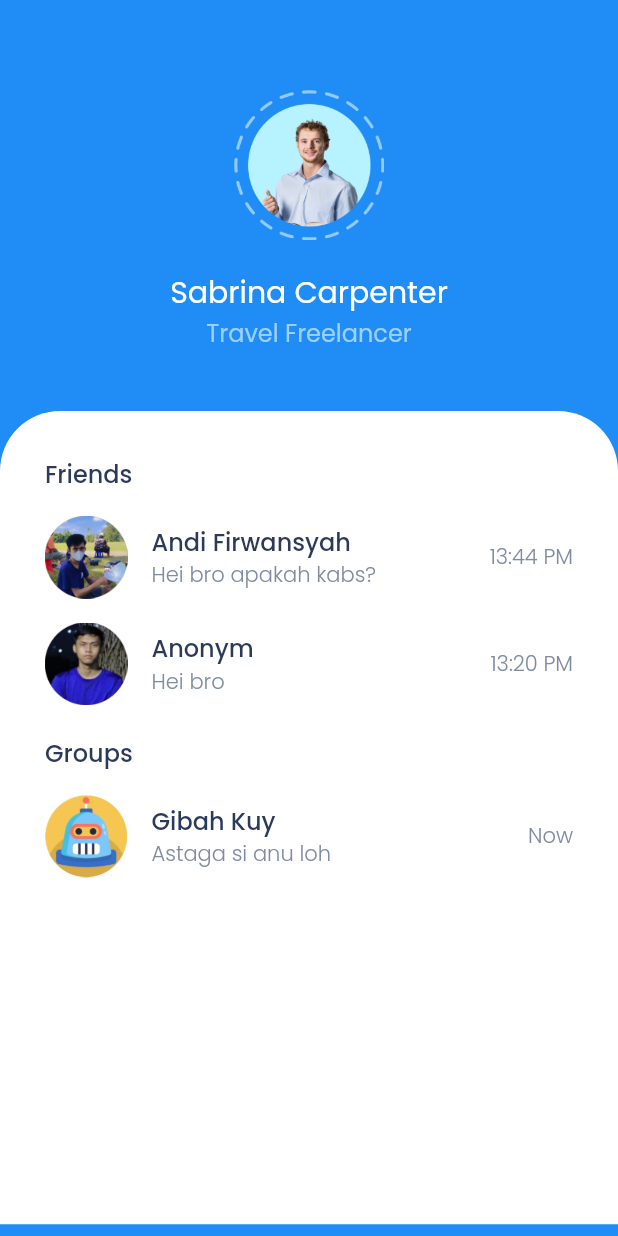
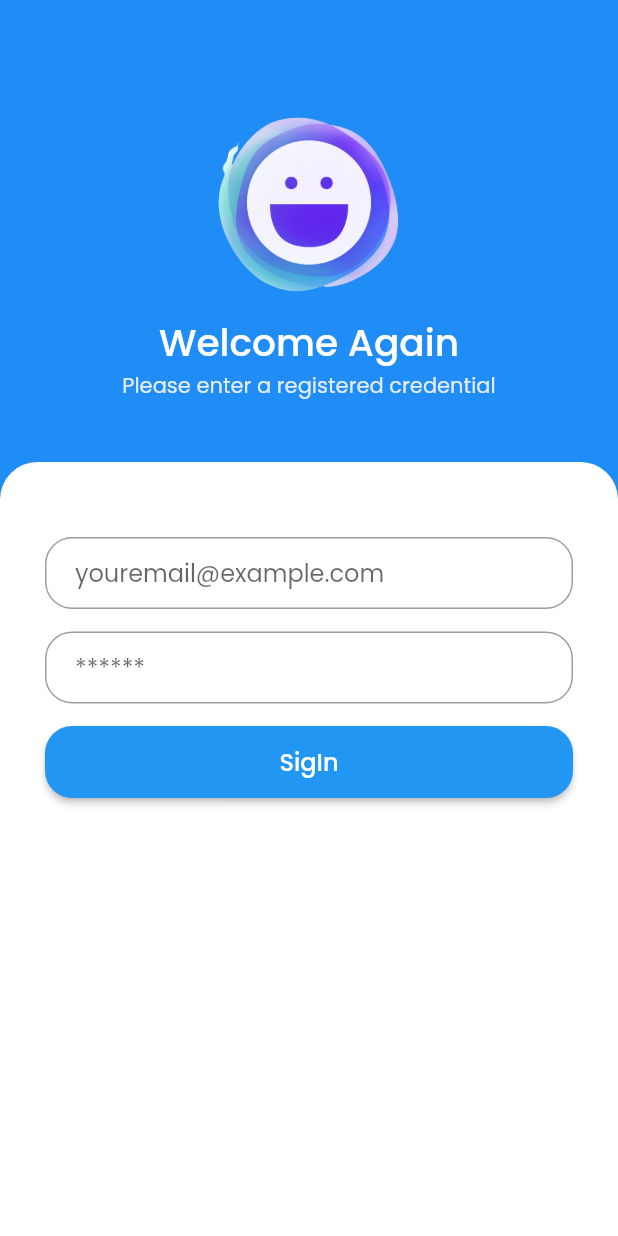
Before and after one commit to AndiWawanK/chatlist, a Flutter app: the screen it shows after launch, on a phone screen of 412 x 824 dp. Run offline on Flutter 3.47's test engine with Material 2 defaults, Android fonts, the light colour scheme and no system bars.

Commit message:
add login page

```diff
--- a/lib/main.dart
+++ b/lib/main.dart
@@ -1,5 +1,7 @@
 import 'package:flutter/material.dart';
 import 'pages/home_page.dart';
+import 'pages/login_page.dart';
+
 void main() {
   runApp(const MyApp());
 }
@@ -15,7 +17,7 @@ class MyApp extends StatelessWidget {
       theme: ThemeData(
         fontFamily: 'Poppins'
       ),
-      home: HomePage()
+      home: LoginPage()
     );
   }
 }
--- a/lib/pages/home_page.dart
+++ b/lib/pages/home_page.dart
@@ -12,10 +12,10 @@ class HomePage extends StatelessWidget {
         body: Center(
           child: Column(
             children: [
-              SizedBox(height: 60),
+              const SizedBox(height: 60),
               Image.asset('assets/images/profile_pic.png',
                   height: 100, width: 100),
-              SizedBox(height: 20),
+              const SizedBox(height: 20),
               Text('Sabrina Carpenter',
                   style: TextStyle(fontSize: 20, color: whiteColor)),
               Text('Travel Freelancer',
@@ -23,15 +23,15 @@ class HomePage extends StatelessWidget {
                     color: lightBlueColor,
                     fontSize: 16,
                   )),
-              SizedBox(height: 40),
+              const SizedBox(height: 40),
               Container(
                 width: double.infinity,
-                height: MediaQuery.of(context).size.height * 0.658,
-                padding: EdgeInsets.all(30),
+                height: MediaQuery.of(context).size.height * 0.675,
+                padding: const EdgeInsets.all(30),
                 decoration: BoxDecoration(
                     color: whiteColor,
                     borderRadius:
-                        BorderRadius.vertical(top: Radius.circular(40))),
+                        const BorderRadius.vertical(top: Radius.circular(40))),
                 child: Column(
                   crossAxisAlignment: CrossAxisAlignment.start,
                   children: [
@@ -48,7 +48,7 @@ class HomePage extends StatelessWidget {
                       lastMessage: 'Hei bro',
                       timestamp: '13:20 PM'
                     ),
-                    SizedBox(height: 20,),
+                    const SizedBox(height: 20,),
                     Text('Groups', style: titleTextStyle),
                     ChatTile(
                       avatar: 'assets/images/avatar1.png',
--- /dev/null
+++ b/lib/pages/login_page.dart
@@ -0,0 +1,86 @@
+import 'package:chatty/pages/home_page.dart';
+import 'package:chatty/theme.dart';
+import 'package:flutter/material.dart';
+
+class LoginPage extends StatelessWidget {
+  const LoginPage({Key? key}) : super(key: key);
+
+  @override
+  Widget build(BuildContext context) {
+    return Scaffold(
+        backgroundColor: blueColor,
+        body: Center(
+          child: Column(
+            children: [
+              const SizedBox(height: 60),
+              Image.asset(
+                'assets/images/logo.png',
+                width: 150,
+                height: 150,
+              ),
+              Text('Welcome Again', style: loginTitleStyle),
+              Text('Please enter a registered credential',
+                  style: loginSubTitleStyle),
+              const SizedBox(
+                height: 40,
+              ),
+              Expanded(
+                child: Container(
+                  width: double.infinity,
+                  decoration: BoxDecoration(
+                      color: whiteColor,
+                      borderRadius:
+                          const BorderRadius.vertical(top: Radius.circular(25))),
+                  padding: const EdgeInsets.symmetric(horizontal: 30, vertical: 50),
+                  child: Column(
+                    children: [
+                      TextFormField(
+                        style: const TextStyle(fontSize: 16),
+                        decoration: InputDecoration(
+                          hintText: 'youremail@example.com',
+                          border: OutlineInputBorder(
+                              borderRadius: BorderRadius.circular(18)),
+                          contentPadding: const EdgeInsets.symmetric(
+                              vertical: 10.0, horizontal: 20.0),
+                        ),
+                      ),
+                      const SizedBox(
+                        height: 15,
+                      ),
+                      TextFormField(
+                        style: const TextStyle(fontSize: 16),
+                        obscureText: true,
+                        decoration: InputDecoration(
+                          hintText: '******',
+                          border: OutlineInputBorder(
+                              borderRadius: BorderRadius.circular(18.0)),
+                          contentPadding: const EdgeInsets.symmetric(
+                              vertical: 10.0, horizontal: 20.0),
+                        ),
+                      ),
+                      const SizedBox(height: 15),
+                      SizedBox(
+                          width: double.infinity,
+                          height: 48,
+                          child: ElevatedButton(
+                              onPressed: () {
+                                Navigator.push(context, MaterialPageRoute(builder: (context) => HomePage()));
+                              },
+                              style: ElevatedButton.styleFrom(
+                                shape: RoundedRectangleBorder(
+                                  borderRadius: BorderRadius.circular(18.0),
+                                ),
+                              ),
+                              child: const Text(
+                                'SigIn',
+                                style: TextStyle(fontSize: 16),
+                              )))
+                    ],
+                  ),
+                ),
+              )
+            ],
+          ),
+        ));
+  }
+}
--- a/lib/theme.dart
+++ b/lib/theme.dart
@@ -6,6 +6,7 @@ Color lightBlueColor = Color(0xFF9ED0FF);
 Color blackColor = Color(0xFF2C3A59);
 Color greyColor = Color(0xFF808BA2);
 Color greenColor = Color(0xFF29CB9E);
+Color greyLight = Color(0xFFe3ecfa);
 
 TextStyle titleTextStyle = TextStyle(
   color: blackColor,
@@ -17,3 +18,15 @@ TextStyle subtitleTextStyle = TextStyle(
   color: greyColor,
   fontWeight: FontWeight.w300
 );
+
+TextStyle loginTitleStyle = TextStyle(
+  color: whiteColor,
+  fontWeight: FontWeight.w600,
+  fontSize: 25
+);
+
+TextStyle loginSubTitleStyle = TextStyle(
+  color: greyLight,
+  fontWeight: FontWeight.w400,
+  fontSize: 14
+);
```
Also changed, not shown: assets/images/logo.png (added).
